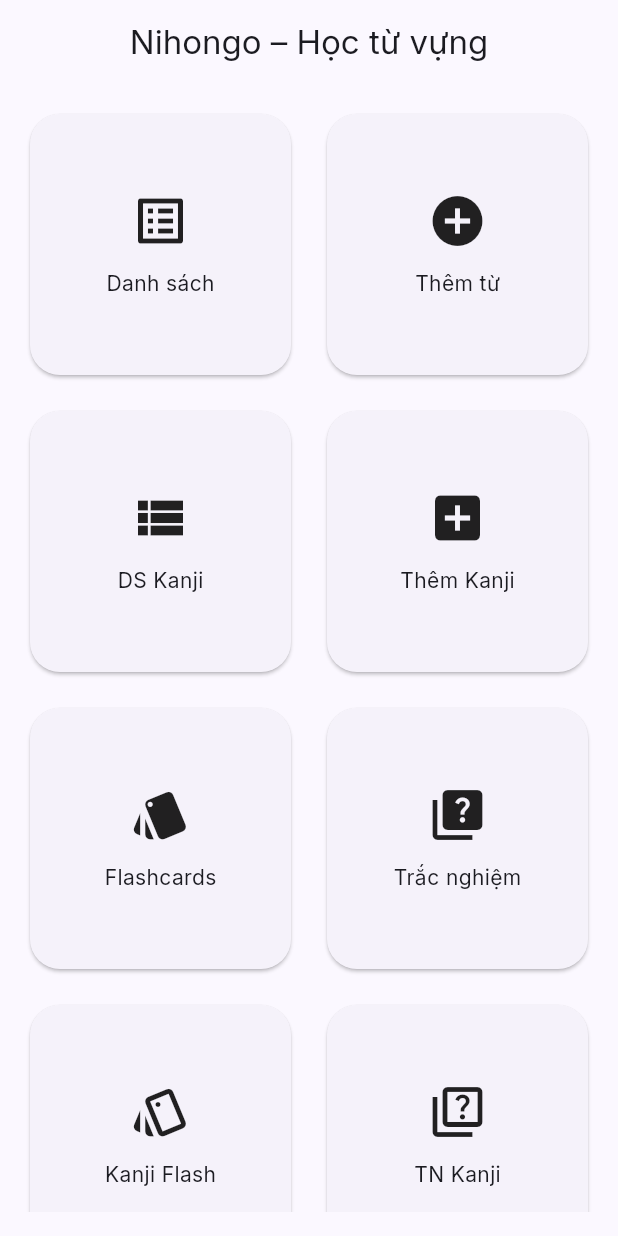
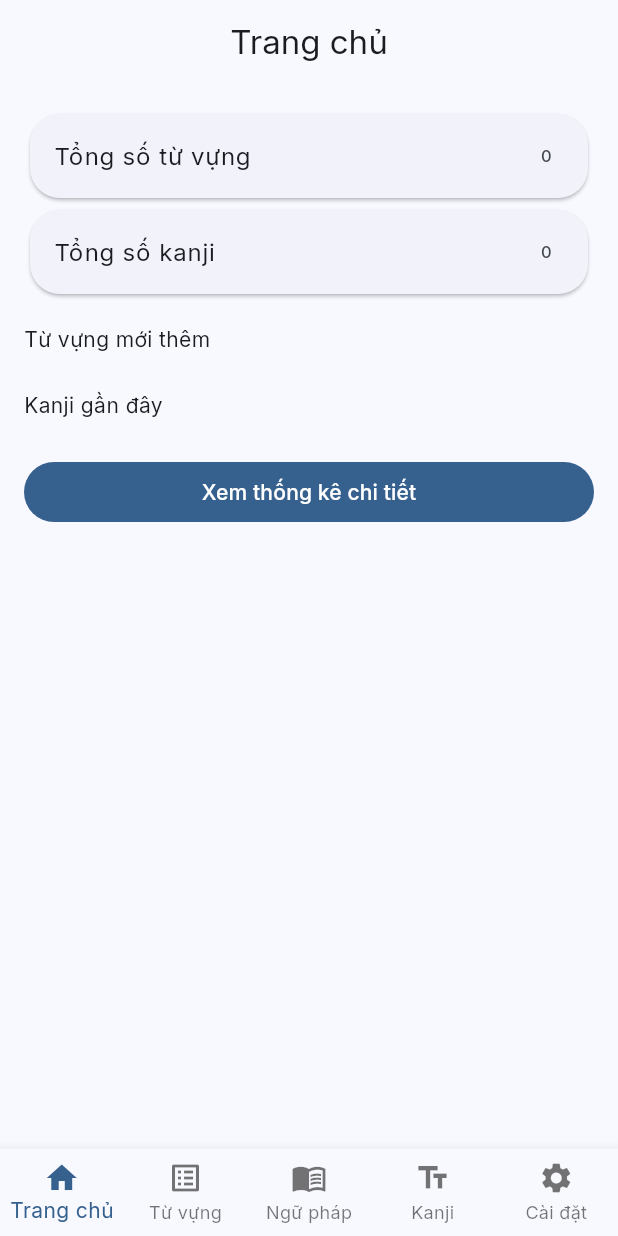
Before and after one commit to tygonorg/nihongo-flashcard, a Flutter app: the screen it shows after launch, on a phone screen of 412 x 824 dp. Run offline on Flutter 3.47's test engine with Material 3 defaults, Android fonts, the phone set to English and light mode, and no system bars; our stand-ins replace flutter_riverpod, go_router, google_fonts, sqflite; accounts and stored records are empty.

Commit message:
Refactor navigation into bottom tabs with settings

```diff
--- a/lib/app.dart
+++ b/lib/app.dart
@@ -2,15 +2,17 @@ import 'package:flutter/material.dart';
 import 'package:flutter_riverpod/flutter_riverpod.dart';
 import 'router.dart';
 import 'theme.dart';
+import 'providers/providers.dart';
 
 class NihongoApp extends ConsumerWidget {
   const NihongoApp({super.key});
   @override
   Widget build(BuildContext context, WidgetRef ref) {
+    final settings = ref.watch(settingsProvider);
     return MaterialApp.router(
       debugShowCheckedModeBanner: false,
       title: 'Nihongo',
-      theme: buildTheme(),
+      theme: buildTheme(settings.primaryColor, settings.fontSize),
       routerConfig: router,
     );
   }
--- a/lib/router.dart
+++ b/lib/router.dart
@@ -1,22 +1,18 @@
 import 'package:go_router/go_router.dart';
 import './models/vocab.dart';
 import './models/kanji.dart';
-import 'ui/screens/home_screen.dart';
-import 'ui/screens/vocab_list_screen.dart';
+import 'ui/screens/main_screen.dart';
 import 'ui/screens/add_edit_vocab_screen.dart';
 import 'ui/screens/flashcards_screen.dart';
 import 'ui/screens/quiz_screen.dart';
 import 'ui/screens/kanji_flashcards_screen.dart';
 import 'ui/screens/kanji_quiz_screen.dart';
-import 'ui/screens/kanji_list_screen.dart';
 import 'ui/screens/add_edit_kanji_screen.dart';
+import 'ui/screens/grammar_quiz_screen.dart';
 import 'ui/screens/stats_screen.dart';
-import 'ui/screens/grammar_list_screen.dart';
-import 'ui/screens/grammar_quiz_screen.dart';
 
 final router = GoRouter(routes: [
-  GoRoute(path: '/', builder: (_, __) => const HomeScreen()),
-  GoRoute(path: '/list', builder: (_, __) => const VocabListScreen()),
+  GoRoute(path: '/', builder: (_, __) => const MainScreen()),
   GoRoute(
     path: '/add',
     builder: (context, state) {
@@ -26,7 +22,6 @@ final router = GoRouter(routes: [
   ),
   GoRoute(path: '/flash', builder: (_, __) => const FlashcardsScreen()),
   GoRoute(path: '/quiz', builder: (_, __) => const QuizScreen()),
-  GoRoute(path: '/kanji-list', builder: (_, __) => const KanjiListScreen()),
   GoRoute(
     path: '/kanji-add',
     builder: (context, state) {
@@ -37,6 +32,5 @@ final router = GoRouter(routes: [
   GoRoute(path: '/kanji-flash', builder: (_, __) => const KanjiFlashcardsScreen()),
   GoRoute(path: '/kanji-quiz', builder: (_, __) => const KanjiQuizScreen()),
   GoRoute(path: '/grammar-quiz', builder: (_, __) => const GrammarQuizScreen()),
-  GoRoute(path: '/grammar', builder: (_, __) => const GrammarListScreen()),
   GoRoute(path: '/stats', builder: (_, __) => const StatsScreen()),
 ]);
--- a/lib/theme.dart
+++ b/lib/theme.dart
@@ -1,11 +1,14 @@
 import 'package:flutter/material.dart';
 import 'package:google_fonts/google_fonts.dart';
 
-ThemeData buildTheme() {
-  final base = ThemeData(useMaterial3: true, colorSchemeSeed: Colors.indigo);
+ThemeData buildTheme(MaterialColor color, double fontSize) {
+  final base = ThemeData(useMaterial3: true, colorSchemeSeed: color);
   return base.copyWith(
-    textTheme: GoogleFonts.interTextTheme(base.textTheme),
-    cardTheme: const CardThemeData(shape: RoundedRectangleBorder(borderRadius: BorderRadius.all(Radius.circular(20)))),
+    textTheme: GoogleFonts.interTextTheme(base.textTheme)
+        .apply(fontSizeFactor: fontSize / 16),
+    cardTheme: const CardThemeData(
+        shape: RoundedRectangleBorder(
+            borderRadius: BorderRadius.all(Radius.circular(20)))),
     appBarTheme: const AppBarTheme(centerTitle: true),
     visualDensity: VisualDensity.adaptivePlatformDensity,
   );
--- a/lib/ui/screens/home_screen.dart
+++ b/lib/ui/screens/home_screen.dart
@@ -1,57 +1,84 @@
 import 'package:flutter/material.dart';
+import 'package:flutter_riverpod/flutter_riverpod.dart';
 import 'package:go_router/go_router.dart';
+import '../../providers/providers.dart';
+import '../../models/vocab.dart';
+import '../../models/kanji.dart';
 
-class HomeScreen extends StatelessWidget {
+class HomeScreen extends ConsumerWidget {
   const HomeScreen({super.key});
 
   @override
-  Widget build(BuildContext context) {
-    final isTablet = MediaQuery.of(context).size.shortestSide >= 600;
-    final gridCount = isTablet ? 3 : 2;
-    final items = [
-      _HomeItem(Icons.list_alt, 'Danh sách', '/list'),
-      _HomeItem(Icons.add_circle, 'Thêm từ', '/add'),
-      _HomeItem(Icons.view_list, 'DS Kanji', '/kanji-list'),
-      _HomeItem(Icons.add_box, 'Thêm Kanji', '/kanji-add'),
-      _HomeItem(Icons.style, 'Flashcards', '/flash'),
-      _HomeItem(Icons.quiz, 'Trắc nghiệm', '/quiz'),
-      _HomeItem(Icons.style_outlined, 'Kanji Flash', '/kanji-flash'),
-      _HomeItem(Icons.quiz_outlined, 'TN Kanji', '/kanji-quiz'),
-      _HomeItem(Icons.rule, 'TN Ngữ pháp', '/grammar-quiz'),
-      _HomeItem(Icons.menu_book, 'Ngữ pháp', '/grammar'),
-      _HomeItem(Icons.auto_awesome, 'Thống kê & SRS', '/stats'),
-    ];
-
+  Widget build(BuildContext context, WidgetRef ref) {
+    final db = ref.watch(databaseServiceProvider);
+    if (!db.isInitialized) {
+      return const Scaffold(
+        body: Center(child: CircularProgressIndicator()),
+      );
+    }
     return Scaffold(
-      appBar: AppBar(title: const Text('Nihongo – Học từ vựng')),
-      body: Padding(
-        padding: const EdgeInsets.all(16.0),
-        child: GridView.count(
-          crossAxisCount: gridCount,
-          mainAxisSpacing: 16,
-          crossAxisSpacing: 16,
-          children: [
-            for (final it in items)
-              InkWell(
-                onTap: () => context.push(it.route),
-                child: Card(
-                  elevation: 1,
-                  child: Center(
-                    child: Column(
-                      mainAxisSize: MainAxisSize.min,
-                      children: [Icon(it.icon, size: 40), const SizedBox(height: 12), Text(it.title)],
-                    ),
-                  ),
+      appBar: AppBar(title: const Text('Trang chủ')),
+      body: FutureBuilder<_HomeData>(
+        future: _load(db),
+        builder: (context, snapshot) {
+          if (!snapshot.hasData) {
+            return const Center(child: CircularProgressIndicator());
+          }
+          final data = snapshot.data!;
+          return ListView(
+            padding: const EdgeInsets.all(16),
+            children: [
+              Card(
+                child: ListTile(
+                  title: const Text('Tổng số từ vựng'),
+                  trailing: Text('${data.vocabCount}'),
                 ),
               ),
-          ],
-        ),
+              Card(
+                child: ListTile(
+                  title: const Text('Tổng số kanji'),
+                  trailing: Text('${data.kanjiCount}'),
+                ),
+              ),
+              const SizedBox(height: 16),
+              const Text('Từ vựng mới thêm'),
+              const SizedBox(height: 8),
+              for (final v in data.recentVocabs)
+                ListTile(title: Text(v.term), subtitle: Text(v.meaning)),
+              const SizedBox(height: 16),
+              const Text('Kanji gần đây'),
+              const SizedBox(height: 8),
+              for (final k in data.recentKanjis)
+                ListTile(title: Text(k.character), subtitle: Text(k.meaning)),
+              const SizedBox(height: 16),
+              FilledButton(
+                onPressed: () => context.push('/stats'),
+                child: const Text('Xem thống kê chi tiết'),
+              ),
+            ],
+          );
+        },
       ),
+    );
+  }
+
+  Future<_HomeData> _load(db) async {
+    final vocabs = await db.getAllVocabs();
+    final kanjis = await db.getAllKanjis();
+    return _HomeData(
+      vocabs.length,
+      kanjis.length,
+      vocabs.take(5).toList(),
+      kanjis.take(5).toList(),
     );
   }
 }
 
-class _HomeItem {
-  final IconData icon; final String title; final String route;
-  _HomeItem(this.icon, this.title, this.route);
+class _HomeData {
+  final int vocabCount;
+  final int kanjiCount;
+  final List<Vocab> recentVocabs;
+  final List<Kanji> recentKanjis;
+  _HomeData(
+      this.vocabCount, this.kanjiCount, this.recentVocabs, this.recentKanjis);
 }
--- a/lib/ui/screens/kanji_list_screen.dart
+++ b/lib/ui/screens/kanji_list_screen.dart
@@ -80,7 +80,7 @@ class KanjiListScreen extends ConsumerWidget {
                   itemCount: kanjis.length,
                   itemBuilder: (_, i) => KanjiTile(
                     kanjis[i],
-                    onTap: () => context.go('/kanji-add', extra: kanjis[i]),
+                    onTap: () => context.push('/kanji-add', extra: kanjis[i]),
                   ),
                 );
               },
@@ -89,7 +89,7 @@ class KanjiListScreen extends ConsumerWidget {
         ],
       ),
       floatingActionButton: FloatingActionButton(
-        onPressed: () => context.go('/kanji-add'),
+        onPressed: () => context.push('/kanji-add'),
         child: const Icon(Icons.add),
       ),
     );
--- /dev/null
+++ b/lib/ui/screens/main_screen.dart
@@ -0,0 +1,45 @@
+import 'package:flutter/material.dart';
+import 'package:flutter_riverpod/flutter_riverpod.dart';
+import 'home_screen.dart';
+import 'vocab_list_screen.dart';
+import 'grammar_list_screen.dart';
+import 'kanji_list_screen.dart';
+import 'settings_screen.dart';
+
+class MainScreen extends ConsumerStatefulWidget {
+  const MainScreen({super.key});
+
+  @override
+  ConsumerState<MainScreen> createState() => _MainScreenState();
+}
+
+class _MainScreenState extends ConsumerState<MainScreen> {
+  int _index = 0;
+
+  static const _screens = [
+    HomeScreen(),
+    VocabListScreen(),
+    GrammarListScreen(),
+    KanjiListScreen(),
+    SettingsScreen(),
+  ];
+
+  @override
+  Widget build(BuildContext context) {
+    return Scaffold(
+      body: IndexedStack(index: _index, children: _screens),
+      bottomNavigationBar: BottomNavigationBar(
+        currentIndex: _index,
+        type: BottomNavigationBarType.fixed,
+        onTap: (i) => setState(() => _index = i),
+        items: const [
+          BottomNavigationBarItem(icon: Icon(Icons.home), label: 'Trang chủ'),
+          BottomNavigationBarItem(icon: Icon(Icons.list_alt), label: 'Từ vựng'),
+          BottomNavigationBarItem(icon: Icon(Icons.menu_book), label: 'Ngữ pháp'),
+          BottomNavigationBarItem(icon: Icon(Icons.text_fields), label: 'Kanji'),
+          BottomNavigationBarItem(icon: Icon(Icons.settings), label: 'Cài đặt'),
+        ],
+      ),
+    );
+  }
+}
--- a/lib/ui/screens/vocab_list_screen.dart
+++ b/lib/ui/screens/vocab_list_screen.dart
@@ -84,7 +84,7 @@ class VocabListScreen extends ConsumerWidget {
                   itemCount: vocabs.length,
                   itemBuilder: (_, i) => VocabTile(
                     vocabs[i],
-                    onTap: () => context.go('/add', extra: vocabs[i]),
+                    onTap: () => context.push('/add', extra: vocabs[i]),
                   ),
                 );
               },
@@ -93,7 +93,7 @@ class VocabListScreen extends ConsumerWidget {
         ],
       ),
       floatingActionButton: FloatingActionButton(
-        onPressed: () => context.go('/add'),
+        onPressed: () => context.push('/add'),
         child: const Icon(Icons.add),
       ),
     );
```
Also changed, not shown: lib/providers/providers.dart (+44 -0 lines), lib/ui/screens/settings_screen.dart (added, +68 -0 lines).
